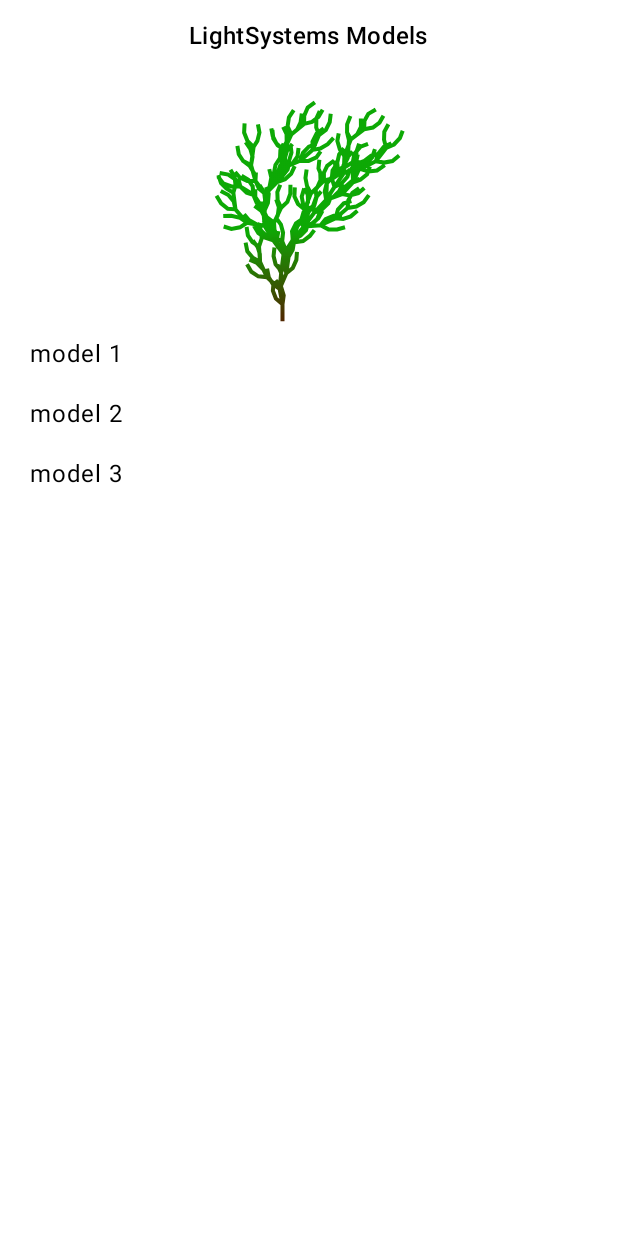
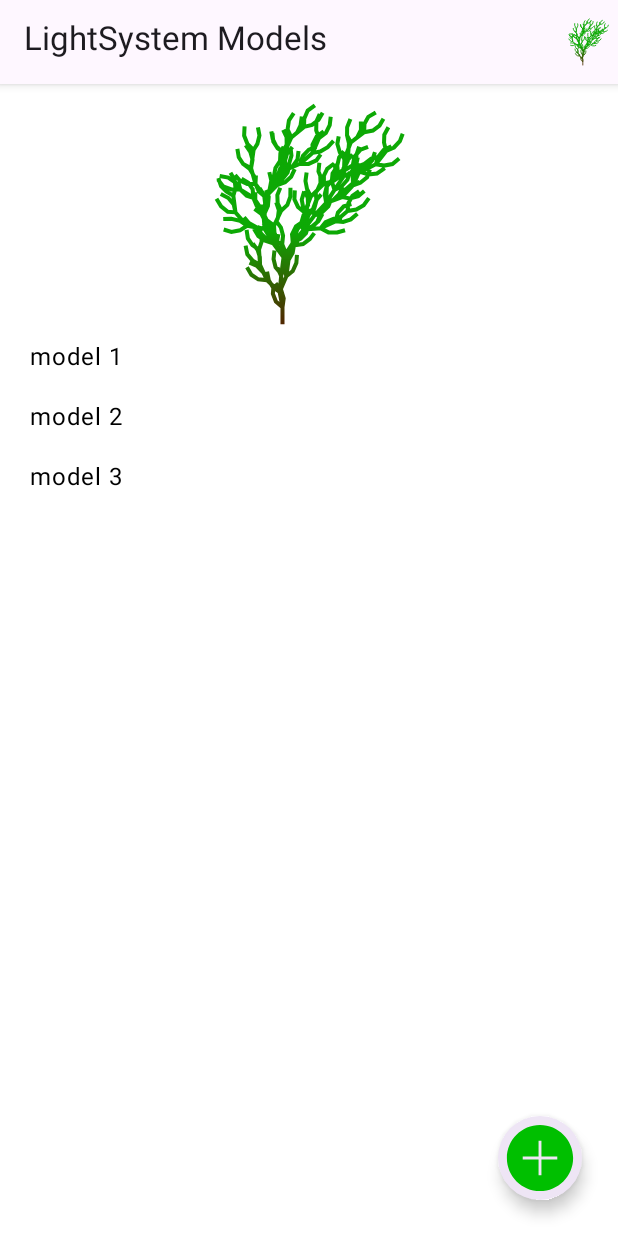
Before and after one commit to PierreBdR/LightSystems, an Android app built with Jetpack Compose: the @Preview function ShowModelsPreview, on a phone screen of 412 x 824 dp. Run offline under Robolectric (Android 15) with nearby library versions, the phone set to English and light mode, and no system bars.

```diff
--- a/app/src/main/java/net/barbierdereuille/lightsystem/data/ModelDao.kt
+++ b/app/src/main/java/net/barbierdereuille/lightsystem/data/ModelDao.kt
@@ -30,6 +30,12 @@ interface ModelDao {
   @Delete
   fun delete(rule: RuleDefinition)
 
+  @Query("DELETE FROM models")
+  fun deleteAllModels()
+
+  @Query("DELETE FROM rules")
+  fun deleteAllRules()
+
 //  @Query("SELECT * from models WHERE id = :modelId ")
 //  fun findModel(modelId: Long): Map<ModelDescription, List<RuleDefinition>>
 
--- /dev/null
+++ b/app/src/main/java/net/barbierdereuille/lightsystem/ui/Colors.kt
@@ -0,0 +1,7 @@
+package net.barbierdereuille.lightsystem.ui
+
+import androidx.compose.ui.graphics.Color
+
+object Colors {
+  val DarkGreen = Color(0f, 0.75f, 0f)
+}
--- a/app/src/main/java/net/barbierdereuille/lightsystem/ui/LightSystemsActivity.kt
+++ b/app/src/main/java/net/barbierdereuille/lightsystem/ui/LightSystemsActivity.kt
@@ -4,123 +4,44 @@ import android.os.Bundle
 import androidx.activity.ComponentActivity
 import androidx.activity.compose.setContent
 import androidx.activity.viewModels
-import androidx.compose.foundation.Image
-import androidx.compose.foundation.layout.Box
-import androidx.compose.foundation.layout.Column
-import androidx.compose.foundation.layout.ColumnScope
-import androidx.compose.foundation.layout.Row
-import androidx.compose.foundation.layout.Spacer
 import androidx.compose.foundation.layout.fillMaxSize
-import androidx.compose.foundation.layout.fillMaxWidth
-import androidx.compose.foundation.layout.padding
-import androidx.compose.foundation.layout.size
-import androidx.compose.foundation.lazy.LazyColumn
-import androidx.compose.foundation.lazy.items
 import androidx.compose.material3.MaterialTheme
 import androidx.compose.material3.Surface
-import androidx.compose.material3.Text
-import androidx.compose.runtime.Composable
 import androidx.compose.runtime.getValue
 import androidx.compose.runtime.livedata.observeAsState
-import androidx.compose.ui.Alignment.Companion.Center
-import androidx.compose.ui.Alignment.Companion.CenterHorizontally
 import androidx.compose.ui.Modifier
-import androidx.compose.ui.res.painterResource
-import androidx.compose.ui.tooling.preview.Preview
-import androidx.compose.ui.unit.dp
+import androidx.navigation.NavController
+import androidx.navigation.compose.NavHost
+import androidx.navigation.compose.composable
+import androidx.navigation.compose.rememberNavController
 import dagger.hilt.android.AndroidEntryPoint
-import javax.inject.Inject
-import net.barbierdereuille.lightsystem.R
-import net.barbierdereuille.lightsystem.data.Model
-import net.barbierdereuille.lightsystem.data.ModelDatabase
 import net.barbierdereuille.lightsystem.viewmodels.ModelsViewModel
 
 @AndroidEntryPoint
 class LightSystemsActivity : ComponentActivity() {
 
-  @Inject lateinit var database: ModelDatabase
   private val modelsViewModel: ModelsViewModel by viewModels()
 
   override fun onCreate(savedInstanceState: Bundle?) {
     super.onCreate(savedInstanceState)
     setContent {
+      val navController = rememberNavController()
       MaterialTheme {
-        val models by modelsViewModel.models.observeAsState()
-        // A surface container using the 'background' color from the theme
         Surface(modifier = Modifier.fillMaxSize(), color = MaterialTheme.colorScheme.background) {
-          models?.let { ShowModels(it) } ?: ShowNoModels()
+          NavHost(navController, startDestination = "listModels") {
+            composable("listModels") {
+              val models by modelsViewModel.models.observeAsState()
+              ListModels(models, navController)
+            }
+            composable("newModel") {
+              NewModel(navController)
+            }
+          }
         }
       }
     }
   }
 }
 
-@Composable
-fun ShowModels(models: List<Model>) {
-  Column(
-    modifier = Modifier
-      .fillMaxSize()
-      .padding(12.dp)
-  ) {
-    Title()
-    LazyColumn(modifier = Modifier.fillMaxSize()) {
-      item(key = 0) {
-        Box(modifier = Modifier.fillMaxWidth(), contentAlignment = Center) {
-          Image(
-            painter = painterResource(id = R.drawable.ic_lightsystems),
-            contentDescription = "LightSystems Image",
-            modifier = Modifier
-              .size(150.dp)
-          )
-        }
-      }
-      items(models, key = { it.id }) { ShowModel(it) }
-    }
-  }
-}
-
-@Composable
-fun ShowModel(model: Model) {
-  Row(modifier = Modifier
-    .fillMaxWidth()
-    .padding(8.dp)) {
-    Text(model.name)
-  }
-}
-
-@Composable
-fun ShowNoModels() {
-  Box(contentAlignment = Center) {
-    Text("<NO MODELS>")
-  }
-}
-
-@Composable
-fun ColumnScope.Title() {
-  Text(
-    text = "LightSystems Models",
-    modifier = Modifier.align(CenterHorizontally),
-    style = MaterialTheme.typography.titleMedium
-  )
-  Spacer(modifier = Modifier.size(30.dp))
-}
-
-@Preview(showBackground = true, heightDp = 350, widthDp = 250)
-@Composable
-fun ShowModelsPreview() {
-  MaterialTheme {
-    ShowModels(listOf(
-      Model(name = "model 1", id = 1, axiom = "L"),
-      Model(name = "model 2", id = 2, axiom = "R"),
-      Model(name = "model 3", id = 3, axiom = "A"),
-    ))
-  }
-}
-
-@Preview(showBackground = true)
-@Composable
-fun ShowNoModelsPreview() {
-  MaterialTheme {
-    ShowNoModels()
-  }
-}
+fun NavController.navigateToListModels() { navigate("listModels") }
+fun NavController.navigateToNewModel() { navigate("newModel") }
--- /dev/null
+++ b/app/src/main/java/net/barbierdereuille/lightsystem/ui/ListModels.kt
@@ -0,0 +1,120 @@
+package net.barbierdereuille.lightsystem.ui
+
+import androidx.compose.foundation.Image
+import androidx.compose.foundation.layout.Box
+import androidx.compose.foundation.layout.Column
+import androidx.compose.foundation.layout.Row
+import androidx.compose.foundation.layout.fillMaxSize
+import androidx.compose.foundation.layout.fillMaxWidth
+import androidx.compose.foundation.layout.padding
+import androidx.compose.foundation.layout.size
+import androidx.compose.foundation.lazy.LazyColumn
+import androidx.compose.foundation.lazy.items
+import androidx.compose.foundation.shape.CircleShape
+import androidx.compose.material3.FloatingActionButton
+import androidx.compose.material3.MaterialTheme
+import androidx.compose.material3.Text
+import androidx.compose.runtime.Composable
+import androidx.compose.ui.Alignment
+import androidx.compose.ui.Modifier
+import androidx.compose.ui.graphics.ColorFilter
+import androidx.compose.ui.res.painterResource
+import androidx.compose.ui.res.stringResource
+import androidx.compose.ui.tooling.preview.Preview
+import androidx.compose.ui.unit.dp
+import androidx.navigation.NavController
+import net.barbierdereuille.lightsystem.R
+import net.barbierdereuille.lightsystem.data.Model
+
+@Composable
+fun ListModels(models: List<Model>?, navController: NavController? = null) {
+  if(models == null) {
+    ShowNoModels()
+  } else {
+    ShowModels(models, navController)
+  }
+}
+
+@Composable
+private fun ShowModels(models: List<Model>, navController: NavController? = null) {
+  Page(stringResource(id = R.string.list_models_title)) {
+    Box(modifier = Modifier.fillMaxSize()) {
+      Column(
+        modifier = Modifier
+          .fillMaxSize()
+          .padding(12.dp)
+      ) {
+        LazyColumn(modifier = Modifier.fillMaxSize()) {
+          item(key = 0) {
+            Box(modifier = Modifier.fillMaxWidth(), contentAlignment = Alignment.Center) {
+              Image(
+                painter = painterResource(id = R.drawable.ic_lightsystems),
+                contentDescription = "LightSystems Image",
+                modifier = Modifier.size(150.dp)
+              )
+            }
+          }
+          items(models, key = { it.id }) { ShowModel(it) }
+        }
+      }
+      Box(
+        modifier = Modifier
+          .align(Alignment.BottomEnd)
+          .padding(24.dp)
+      ) {
+        FloatingActionButton(
+          onClick = { navController?.navigateToNewModel() },
+          shape = CircleShape,
+          containerColor = MaterialTheme.colorScheme.background,
+        ) {
+          Image(
+            painter = painterResource(id = R.drawable.ic_add_icon),
+            contentDescription = "Add model",
+            colorFilter = ColorFilter.tint(Colors.DarkGreen),
+            modifier = Modifier.size(48.dp)
+          )
+        }
+      }
+    }
+  }
+}
+
+@Composable
+private fun ShowModel(model: Model) {
+  Row(
+    modifier = Modifier
+      .fillMaxWidth()
+      .padding(8.dp)
+  ) {
+    Text(model.name)
+  }
+}
+
+@Composable
+private fun ShowNoModels() {
+  Box(contentAlignment = Alignment.Center) {
+    Text("<NO MODELS>")
+  }
+}
+
+@Preview(showBackground = true)
+@Composable
+private fun ShowNoModelsPreview() {
+  MaterialTheme {
+    ShowNoModels()
+  }
+}
+
+@Preview(showBackground = true, heightDp = 350, widthDp = 250)
+@Composable
+private fun ShowModelsPreview() {
+  MaterialTheme {
+    ListModels(
+      listOf(
+        Model(name = "model 1", id = 1, axiom = "L"),
+        Model(name = "model 2", id = 2, axiom = "R"),
+        Model(name = "model 3", id = 3, axiom = "A"),
+      )
+    )
+  }
+}
--- /dev/null
+++ b/app/src/main/java/net/barbierdereuille/lightsystem/ui/Page.kt
@@ -0,0 +1,70 @@
+package net.barbierdereuille.lightsystem.ui
+
+import androidx.compose.foundation.Image
+import androidx.compose.foundation.clickable
+import androidx.compose.foundation.layout.Box
+import androidx.compose.foundation.layout.Column
+import androidx.compose.foundation.layout.Row
+import androidx.compose.foundation.layout.fillMaxSize
+import androidx.compose.foundation.layout.fillMaxWidth
+import androidx.compose.foundation.layout.size
+import androidx.compose.material.DropdownMenu
+import androidx.compose.material.TopAppBar
+import androidx.compose.material3.MaterialTheme
+import androidx.compose.material3.Text
+import androidx.compose.runtime.Composable
+import androidx.compose.runtime.getValue
+import androidx.compose.runtime.mutableStateOf
+import androidx.compose.runtime.saveable.rememberSaveable
+import androidx.compose.runtime.setValue
+import androidx.compose.ui.Modifier
+import androidx.compose.ui.platform.LocalContext
+import androidx.compose.ui.res.painterResource
+import androidx.compose.ui.unit.dp
+import net.barbierdereuille.lightsystem.R
+import net.barbierdereuille.lightsystem.workers.SeedDatabaseWorker
+
+@Composable
+fun Page(name: String, content: @Composable () -> Unit) {
+  Column(modifier = Modifier.fillMaxSize()) {
+    TopAppBar(
+      backgroundColor = MaterialTheme.colorScheme.background,
+      title = {
+        Row(modifier = Modifier.fillMaxWidth()) {
+          Text(
+            name,
+            style = MaterialTheme.typography.titleLarge,
+            color = MaterialTheme.colorScheme.onBackground,
+            modifier = Modifier.weight(1f)
+          )
+          LightweightSystemsMenu()
+        }
+      },
+    )
+    content()
+  }
+}
+
+@Composable
+fun LightweightSystemsMenu() {
+  var showMenu by rememberSaveable { mutableStateOf(false) }
+  val context = LocalContext.current
+  Box {
+    Image(
+      painter = painterResource(id = R.drawable.ic_lightsystems),
+      contentDescription = "System Menu",
+      modifier = Modifier
+        .size(32.dp)
+        .clickable { showMenu = true }
+    )
+    DropdownMenu(expanded = showMenu, onDismissRequest = { showMenu = false }) {
+      Text(
+        "Reset database",
+        modifier = Modifier.clickable {
+          SeedDatabaseWorker.execute(context, reset = true)
+          showMenu = false
+        }
+      )
+    }
+  }
+}
--- /dev/null
+++ b/app/src/main/res/drawable/ic_add_icon.xml
@@ -0,0 +1,9 @@
+<vector xmlns:android="http://schemas.android.com/apk/res/android"
+    android:width="50dp"
+    android:height="50dp"
+    android:viewportWidth="50"
+    android:viewportHeight="50">
+  <path
+      android:pathData="M25,2C12.317,2 2,12.317 2,25s10.317,23 23,23s23,-10.317 23,-23S37.683,2 25,2zM37,26H26v11h-2V26H13v-2h11V13h2v11h11V26z"
+      android:fillColor="#000000"/>
+</vector>
--- a/app/src/main/res/values/strings.xml
+++ b/app/src/main/res/values/strings.xml
@@ -1,4 +1,8 @@
 <?xml version="1.0" encoding="utf-8"?>
 <resources>
   <string name="app_name">LightSystems</string>
+  <string name="new_model_title">New Model</string>
+  <string name="new_model_name">Model Name</string>
+  <string name="new_model_axiom">Axiom</string>
+  <string name="list_models_title">LightSystem Models</string>
 </resources>
--- a/build.gradle
+++ b/build.gradle
@@ -1,11 +1,11 @@
 buildscript {
     ext {
-        compose_version = '1.1.0-rc01'
-        dagger_version = '2.38.1'
+        composeVersion = '1.1.0-rc01'
+        daggerVersion = '2.38.1'
     }
 
     dependencies {
-        classpath "com.google.dagger:hilt-android-gradle-plugin:$dagger_version"
+        classpath "com.google.dagger:hilt-android-gradle-plugin:$daggerVersion"
     }
 }
 
```
Also changed, not shown: app/build.gradle (+18 -12 lines), app/src/main/AndroidManifest.xml (+14 -3 lines), app/src/main/java/net/barbierdereuille/lightsystem/LightSystemsApplication.kt (+11 -1 lines), app/src/main/java/net/barbierdereuille/lightsystem/data/ModelDatabase.kt (+5 -24 lines), app/src/main/java/net/barbierdereuille/lightsystem/data/Repository.kt (added, +31 -0 lines), app/src/main/java/net/barbierdereuille/lightsystem/ui/NewModel.kt (added, +66 -0 lines), app/src/main/java/net/barbierdereuille/lightsystem/viewmodels/ModelsViewModel.kt (+4 -6 lines), app/src/main/java/net/barbierdereuille/lightsystem/workers/NewModelWorker.kt (added, +48 -0 lines), app/src/main/java/net/barbierdereuille/lightsystem/workers/SeedDatabaseWorker.kt (+30 -18 lines), app/src/main/java/net/barbierdereuille/lightsystem/workers/WorkManagerModule.kt (deleted, +0 -17 lines).
